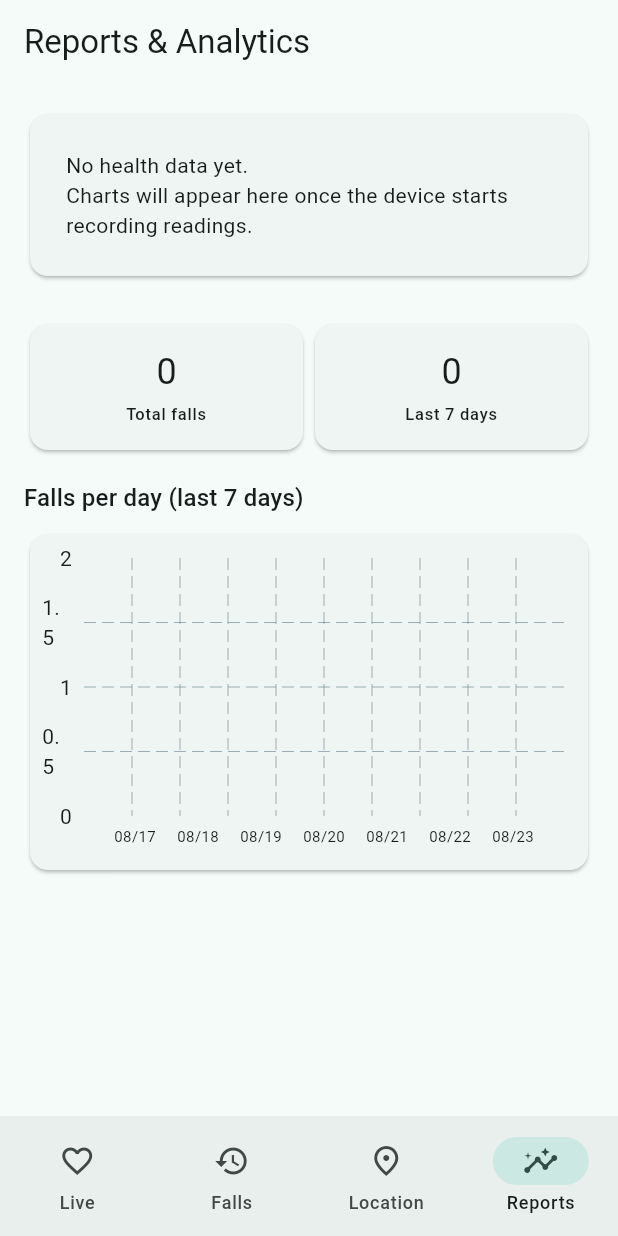
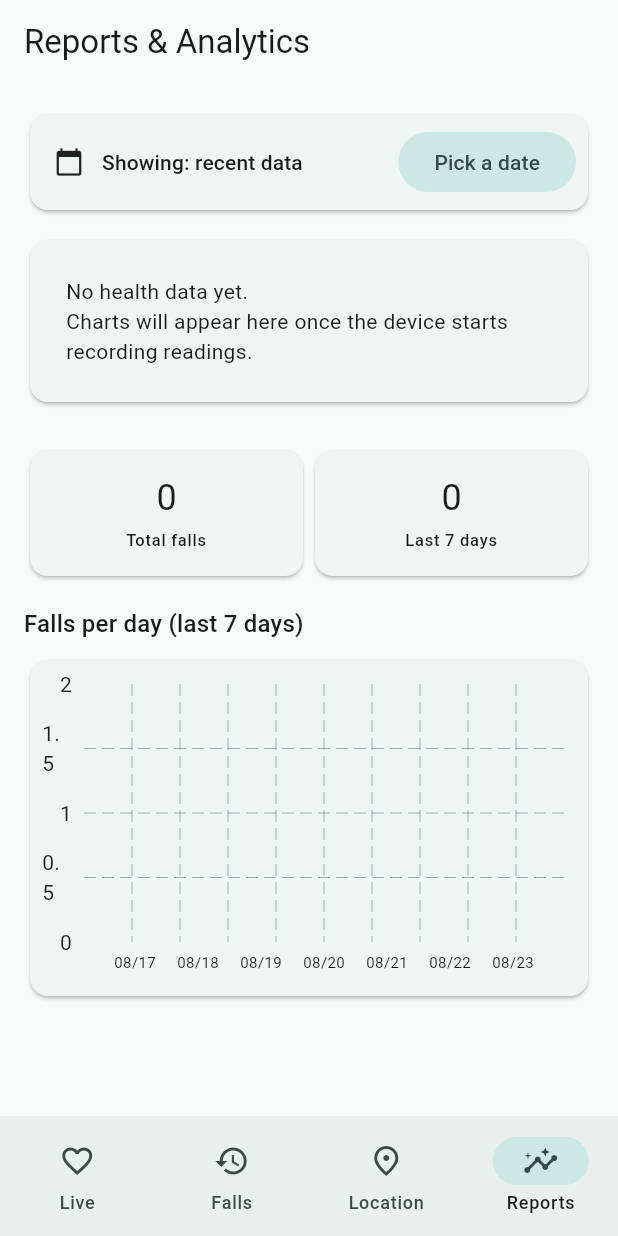
Before and after one commit to tanbl123/IoT-Assignment, a Flutter app: the screen it shows after launch, item 4 of the bottom bar chosen, on a phone screen of 412 x 824 dp. Run offline on Flutter 3.47's test engine with Material 3 defaults, Android fonts, the phone set to English and light mode, and no system bars; drawn by our look-alikes of fl_chart; our stand-ins replace firebase_core, firebase_database; accounts and stored records are empty; statements that could not run were skipped.

Commit message:
app: date picker on Reports (view a specific day, default recent)
Reports is now stateful with a date selector: 'Pick a date' filters the
health charts + stats (Avg HR/SpO2, readings, HR/SpO2/acceleration over time)
to that day; 'Recent' clears it back to the default recent view. Loads a
larger history window so past days are reachable. Shows a clear empty message
when a chosen day has no readings.

Co-Authored-By: Claude Opus 4.8 <noreply@anthropic.com>
Claude-Session: https://claude.ai/code/session_01Ux7pz8uXbHCdssvzBXgtGk

```diff
--- a/flutter-app/lib/screens/analytics_screen.dart
+++ b/flutter-app/lib/screens/analytics_screen.dart
@@ -8,30 +8,92 @@ import "../services/database_service.dart";
 
 /// Reports / analytics: the "Generate an analysis report from the collected
 /// data" deliverable. Reads the append-only history the backend logs and turns
-/// it into summary numbers + charts.
-class AnalyticsScreen extends StatelessWidget {
+/// it into summary numbers + charts. A date picker lets a caregiver view a
+/// specific day; by default it shows the most recent data.
+class AnalyticsScreen extends StatefulWidget {
   const AnalyticsScreen({super.key});
 
   @override
+  State<AnalyticsScreen> createState() => _AnalyticsScreenState();
+}
+
+class _AnalyticsScreenState extends State<AnalyticsScreen> {
+  final DatabaseService _db = DatabaseService();
+  DateTime? _selectedDay; // null = recent data (default)
+
+  Future<void> _pickDate() async {
+    final now = DateTime.now();
+    final picked = await showDatePicker(
+      context: context,
+      initialDate: _selectedDay ?? now,
+      firstDate: DateTime(2024),
+      lastDate: now,
+    );
+    if (picked != null) setState(() => _selectedDay = picked);
+  }
+
+  List<Vitals> _filterByDay(List<Vitals> data) {
+    final d = _selectedDay;
+    if (d == null) return data;
+    return data.where((v) {
+      final t = v.time;
+      return t.year == d.year && t.month == d.month && t.day == d.day;
+    }).toList();
+  }
+
+  @override
   Widget build(BuildContext context) {
-    final db = DatabaseService();
     return Scaffold(
       appBar: AppBar(title: const Text("Reports & Analytics")),
       body: ListView(
         padding: const EdgeInsets.all(16),
         children: [
+          // ---------- Date selector ----------
+          Card(
+            child: Padding(
+              padding: const EdgeInsets.fromLTRB(16, 8, 8, 8),
+              child: Row(
+                children: [
+                  const Icon(Icons.calendar_today, size: 20),
+                  const SizedBox(width: 12),
+                  Expanded(
+                    child: Text(
+                      _selectedDay == null
+                          ? "Showing: recent data"
+                          : "Showing: ${DateFormat.yMMMEd().format(_selectedDay!)}",
+                      style: Theme.of(context).textTheme.titleSmall,
+                    ),
+                  ),
+                  if (_selectedDay != null)
+                    TextButton(
+                      onPressed: () => setState(() => _selectedDay = null),
+                      child: const Text("Recent"),
+                    ),
+                  FilledButton.tonal(
+                    onPressed: _pickDate,
+                    child: const Text("Pick a date"),
+                  ),
+                ],
+              ),
+            ),
+          ),
+          const SizedBox(height: 12),
+
           // ---------- Vitals section ----------
           StreamBuilder<List<Vitals>>(
-            stream: db.vitalsHistory(),
+            stream: _db.vitalsHistory(limit: 2000),
             builder: (context, snap) {
-              final data = snap.data ?? [];
               if (snap.connectionState == ConnectionState.waiting) {
                 return const _Loading();
               }
+              final data = _filterByDay(snap.data ?? []);
               if (data.isEmpty) {
-                return const _EmptyCard(
-                  "No health data yet.\n"
-                  "Charts will appear here once the device starts recording readings.",
+                return _EmptyCard(
+                  _selectedDay == null
+                      ? "No health data yet.\n"
+                          "Charts will appear here once the device starts recording readings."
+                      : "No readings recorded on "
+                          "${DateFormat.yMMMEd().format(_selectedDay!)}.",
                 );
               }
               final avgHr = _avg(data.map((v) => v.hr));
@@ -91,7 +153,7 @@ class AnalyticsScreen extends StatelessWidget {
 
           // ---------- Falls section ----------
           StreamBuilder<List<FallEvent>>(
-            stream: db.falls(),
+            stream: _db.falls(),
             builder: (context, snap) {
               final falls = snap.data ?? [];
               final perDay = _fallsPerDay(falls, days: 7);
```
